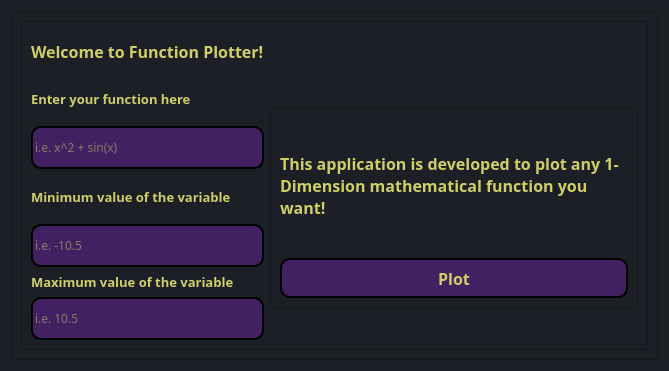
This is mainWindow.ui in MoazHassan2022/Function-Plotter as Qt 5 draws it before an edit. The edited form follows.
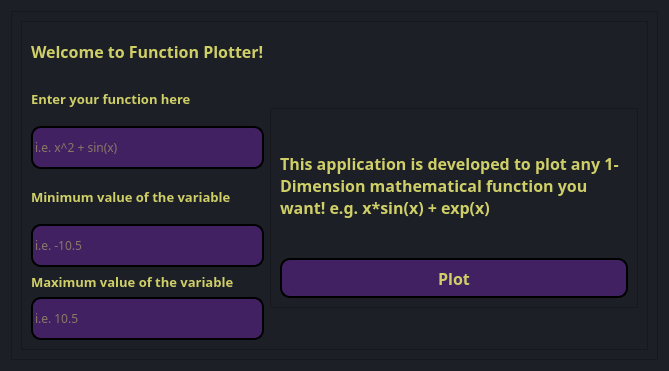
This is the edited form.

Commit message: Completed Implementation

The edit to the form file:
```diff
--- a/mainWindow.ui
+++ b/mainWindow.ui
@@ -286,7 +286,7 @@
                  <string notr="true">color: rgb(207, 207, 103);</string>
                 </property>
                 <property name="text">
-                 <string>This application is developed to plot any 1-Dimension mathematical function you want!</string>
+                 <string>This application is developed to plot any 1-Dimension mathematical function you want! e.g. x*sin(x) + exp(x)</string>
                 </property>
                 <property name="wordWrap">
                  <bool>true</bool>
```
